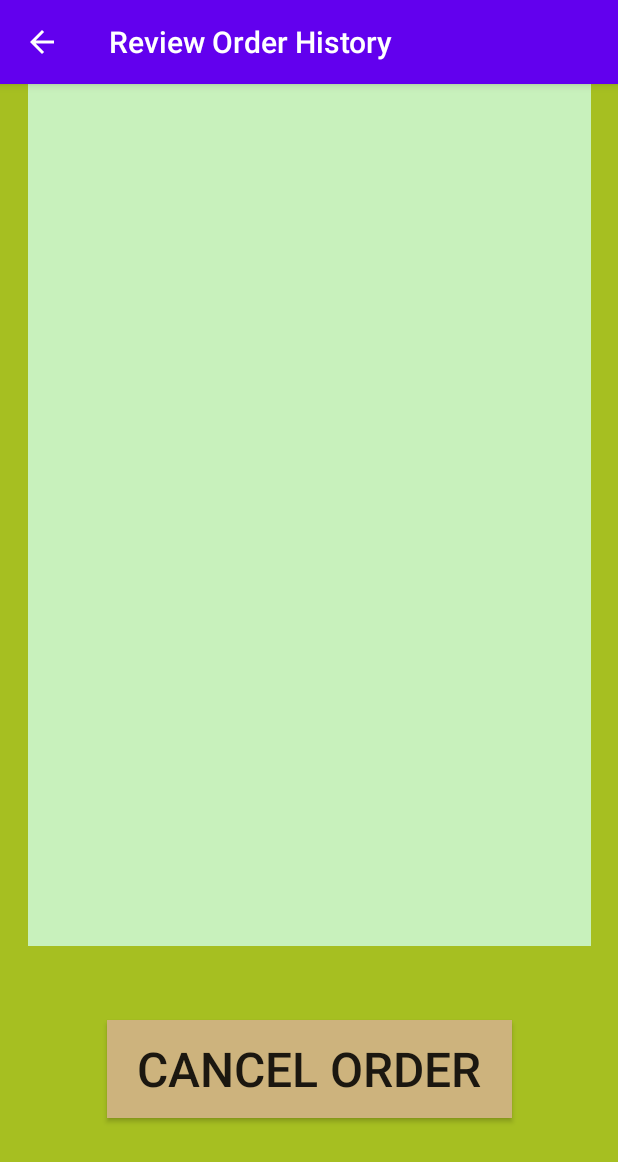
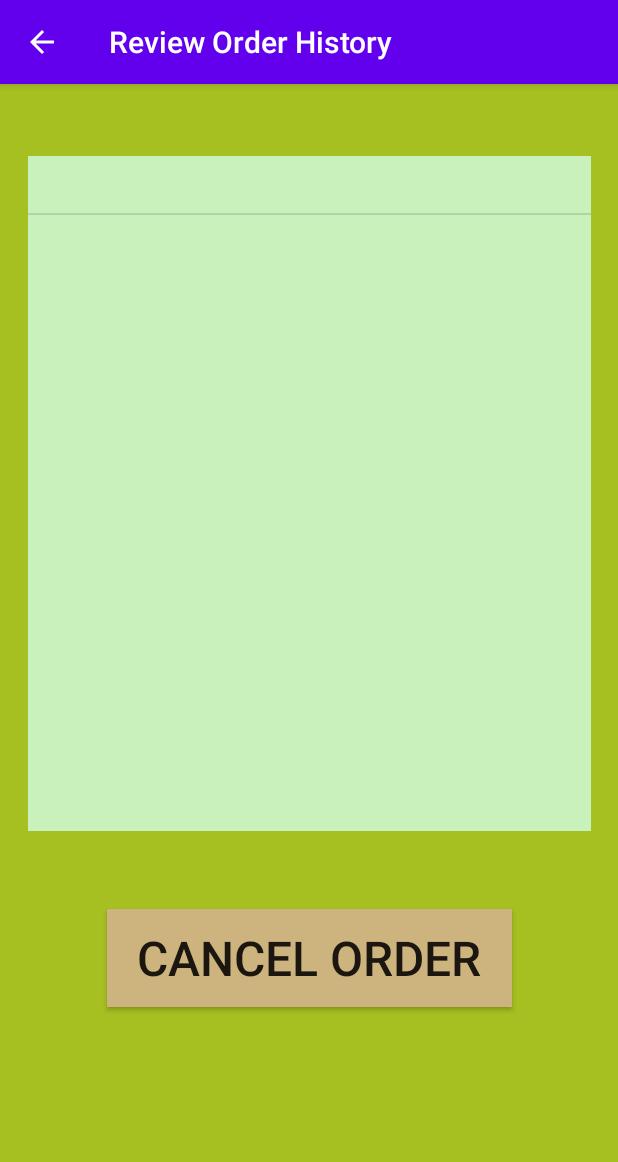
Before and after one commit to g-h-o-s-t-s/AndroidCafe, an Android app: the StoreOrdersActivity screen opened directly, with no data from a screen before it, on a phone screen of 412 x 824 dp. Shown: the top 1162 px of the screen. Run offline under Robolectric (Android 15) with nearby library versions, the phone set to English and light mode, and no system bars.

Commit message:
Version 1.0 Complete.
-switched AVD to Pixel 3 XL.
-100% progress, unintended glitch from previous commit fixed.

```diff
--- a/app/src/main/java/com/group19/AndroidCafe/CoffeeActivity.java
+++ b/app/src/main/java/com/group19/AndroidCafe/CoffeeActivity.java
@@ -164,7 +164,7 @@ public class CoffeeActivity extends AppCompatActivity
      */
     private void updateSubtotal() {
         try {
-        subtotalText.setText(df.format(tempCoffee.getPrice()));
+            subtotalText.setText(df.format(tempCoffee.getPrice()));
         } catch (Exception ex) {
             throwToast(ex.getMessage());
         }
--- a/app/src/main/java/com/group19/AndroidCafe/PopulateList.java
+++ b/app/src/main/java/com/group19/AndroidCafe/PopulateList.java
@@ -28,4 +28,17 @@ public abstract class PopulateList extends AppCompatActivity
                 this, R.layout.list_view, list);
         lv.setAdapter(arrayAdapter);
     }
+
+    /**
+     * Update contents of ListView object (StoreOrdersActivity version).
+     * @param lv ListView object reference to be updated
+     * @param temp String[] toString contents to be added to ListView
+     */
+    protected void populateListHelper2(ListView lv, String[] temp) {
+        //refresh and populate ListView
+        List<String> list = Arrays.asList(temp);
+        ArrayAdapter<String> arrayAdapter = new ArrayAdapter<>(
+                this, R.layout.list_view, list);
+        lv.setAdapter(arrayAdapter);
+    }
 }
--- a/app/src/main/java/com/group19/AndroidCafe/StoreOrdersActivity.java
+++ b/app/src/main/java/com/group19/AndroidCafe/StoreOrdersActivity.java
@@ -62,10 +62,10 @@ public class StoreOrdersActivity extends PopulateList
      * Helper to update the textArea/listView displays in real-time (ideally).
      */
     private void updateFields() {
-        selected = 0;
+        selected = INT_ZERO;
         String[] temp = MainActivity.mainStoreOrder.toString().
                 split("\n==================\n");
-        populateListHelper(currentOrders, temp);
+        populateListHelper2(currentOrders, temp);
     }
 
     /**
--- a/app/src/main/res/layout/order_activity.xml
+++ b/app/src/main/res/layout/order_activity.xml
@@ -68,7 +68,7 @@
     <ListView
             android:id="@+id/currentItemsDisplay"
             android:layout_width="347dp"
-            android:layout_height="346dp"
+            android:layout_height="200dp"
             android:theme="@style/ListView"
             android:listSelector="@color/colorAccent"
             android:choiceMode="singleChoice"
--- a/app/src/main/res/layout/store_orders_activity.xml
+++ b/app/src/main/res/layout/store_orders_activity.xml
@@ -9,7 +9,7 @@
     <ListView
             android:id="@+id/currentOrdersList"
             android:layout_width="375dp"
-            android:layout_height="600dp"
+            android:layout_height="450dp"
             android:theme="@style/ListView"
             android:listSelector="@color/colorAccent"
             android:choiceMode="singleChoice"
```
Also changed, not shown: 2 other files.
